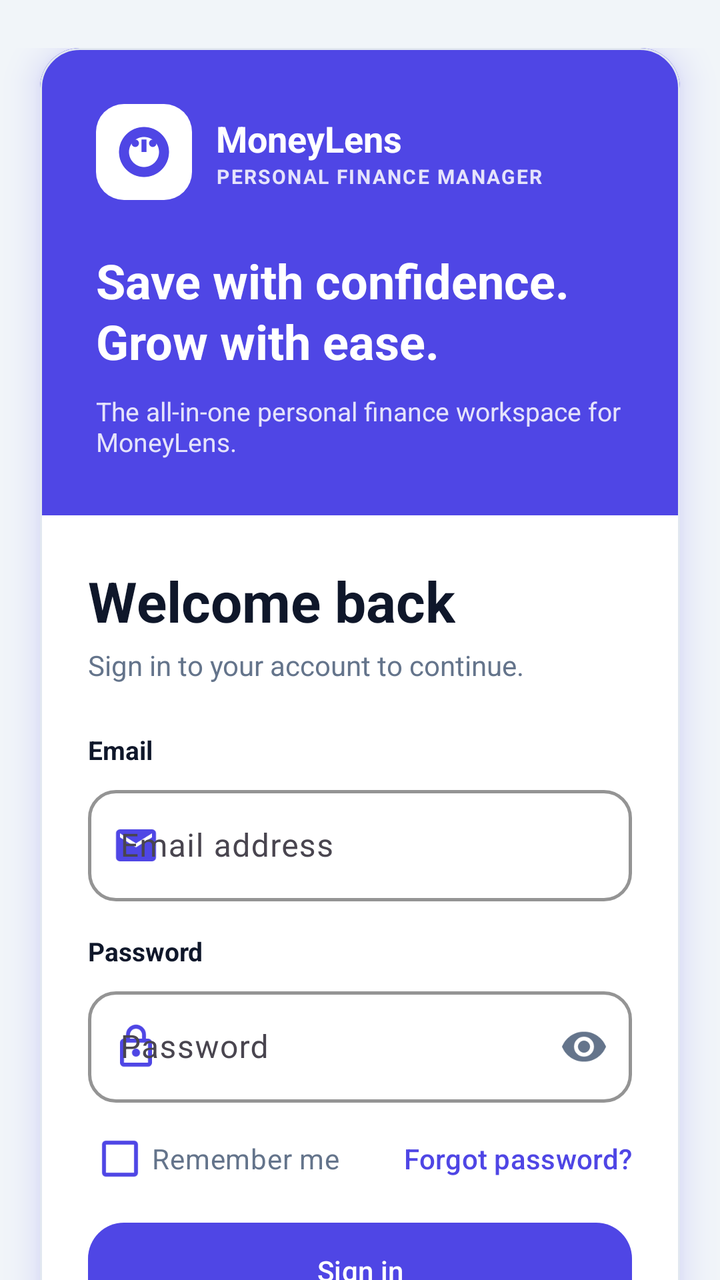
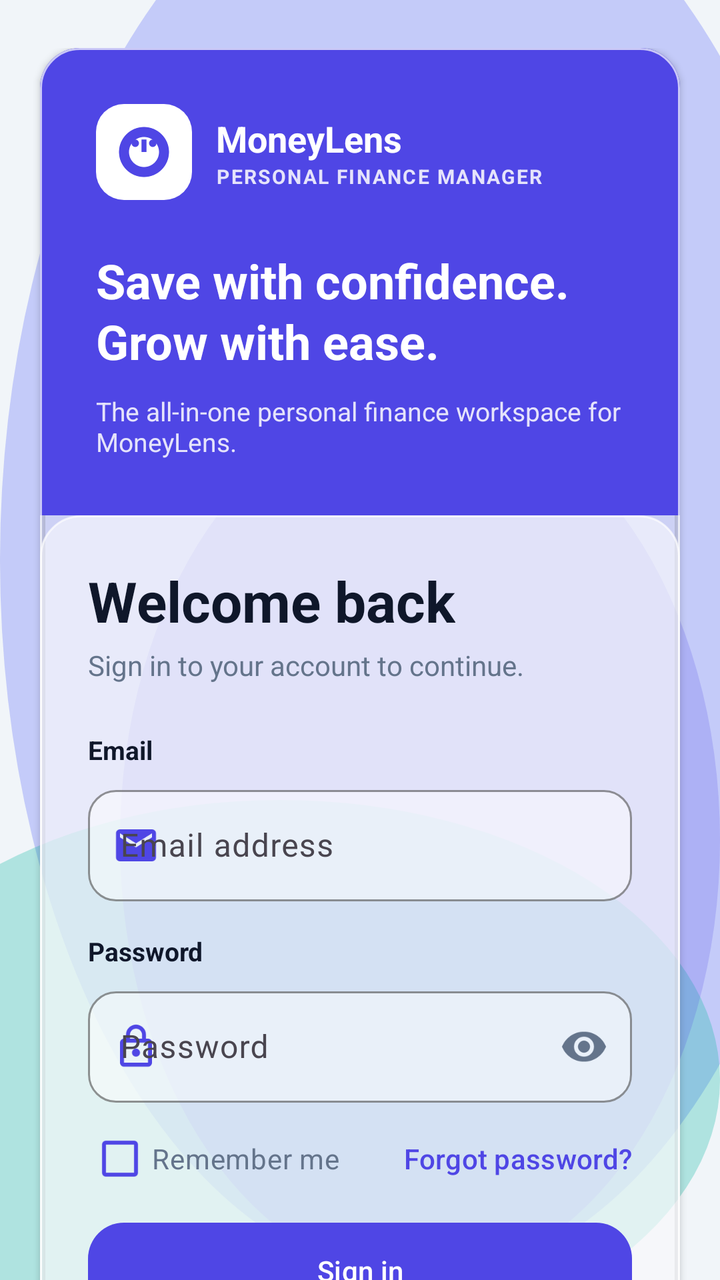

Two renders of the same Android screen: before a commit and after it. Below are the layout's source before the change and the commit's diff.
<!-- AndroidManifest.xml: application theme Theme.MoneyLens -->
<!-- res/layout/activity_login.xml -->
<?xml version="1.0" encoding="utf-8"?>
<androidx.constraintlayout.widget.ConstraintLayout xmlns:android="http://schemas.android.com/apk/res/android"
    xmlns:app="http://schemas.android.com/apk/res-auto"
    android:layout_width="match_parent"
    android:layout_height="match_parent"
    android:background="@color/colorBackground">

    <androidx.core.widget.NestedScrollView
        android:layout_width="match_parent"
        android:layout_height="match_parent"
        android:fillViewport="true">

        <LinearLayout
            android:layout_width="match_parent"
            android:layout_height="wrap_content"
            android:gravity="center"
            android:orientation="vertical"
            android:paddingTop="24dp"
            android:paddingBottom="24dp">

            
            <com.google.android.material.card.MaterialCardView
                android:id="@+id/cardLogin"
                style="@style/ClayCard"
                android:layout_width="match_parent"
                android:layout_height="wrap_content"
                android:layout_marginStart="@dimen/login_card_margin_h"
                android:layout_marginEnd="@dimen/login_card_margin_h">

                <LinearLayout
                    android:layout_width="match_parent"
                    android:layout_height="wrap_content"
                    android:orientation="vertical">

                    
                    <LinearLayout
                        android:layout_width="match_parent"
                        android:layout_height="wrap_content"
                        android:background="@color/colorPrimary"
                        android:orientation="vertical"
                        android:padding="28dp">

                        <LinearLayout
                            android:layout_width="wrap_content"
                            android:layout_height="wrap_content"
                            android:gravity="center_vertical"
                            android:orientation="horizontal">

                            <ImageView
                                android:id="@+id/imgAppLogo"
                                android:layout_width="48dp"
                                android:layout_height="48dp"
                                android:background="@drawable/bg_login_logo"
                                android:contentDescription="@string/app_name"
                                android:padding="9dp"
                                android:src="@drawable/ic_piggy_bank"
                                app:tint="@color/colorPrimary" />

                            <LinearLayout
                                android:layout_width="wrap_content"
                                android:layout_height="wrap_content"
                                android:layout_marginStart="12dp"
                                android:orientation="vertical">

                                <TextView
                                    android:layout_width="wrap_content"
                                    android:layout_height="wrap_content"
                                    android:text="@string/app_name"
                                    android:textColor="@color/colorSurface"
                                    android:textSize="18sp"
                                    android:textStyle="bold" />

                                <TextView
                                    android:layout_width="wrap_content"
                                    android:layout_height="wrap_content"
                                    android:letterSpacing="0.08"
                                    android:text="@string/brand_kicker"
                                    android:textColor="@color/onColorMuted"
                                    android:textSize="10sp"
                                    android:textStyle="bold" />
                            </LinearLayout>
                        </LinearLayout>

                        <TextView
                            android:layout_width="wrap_content"
                            android:layout_height="wrap_content"
                            android:layout_marginTop="24dp"
                            android:lineSpacingExtra="2dp"
                            android:text="@string/brand_headline"
                            android:textColor="@color/colorSurface"
                            android:textSize="24sp"
                            android:textStyle="bold" />

                        <TextView
                            android:layout_width="match_parent"
                            android:layout_height="wrap_content"
                            android:layout_marginTop="10dp"
                            android:text="@string/brand_subline"
                            android:textColor="@color/onColorMuted"
                            android:textSize="13sp" />
                    </LinearLayout>

                    
                    <LinearLayout
                        android:layout_width="match_parent"
                        android:layout_height="wrap_content"
                        android:background="@color/colorSurface"
                        android:orientation="vertical"
                        android:padding="24dp">

                        <TextView
                            android:id="@+id/txtWelcome"
                            android:layout_width="wrap_content"
                            android:layout_height="wrap_content"
                            android:text="@string/welcome_back"
                            android:textColor="@color/colorTextPrimary"
                            android:textSize="@dimen/text_size_welcome_title"
                            android:textStyle="bold" />

                        <TextView
                            android:id="@+id/txtTagline"
                            android:layout_width="wrap_content"
                            android:layout_height="wrap_content"
                            android:layout_marginTop="4dp"
                            android:text="@string/login_welcome_subtitle"
                            android:textColor="@color/colorTextSecondary"
                            android:textSize="14sp" />

                        
                        <TextView
                            android:layout_width="wrap_content"
                            android:layout_height="wrap_content"
                            android:layout_marginTop="24dp"
                            android:layout_marginBottom="6dp"
                            android:text="@string/login_email_label"
                            android:textColor="@color/colorTextPrimary"
                            android:textSize="13sp"
                            android:textStyle="bold" />

                        <com.google.android.material.textfield.TextInputLayout
                            android:id="@+id/tilEmail"
                            style="@style/ClayInput"
                            android:layout_width="match_parent"
                            android:layout_height="wrap_content"
                            android:hint="@string/email_hint"
                            app:startIconDrawable="@drawable/ic_email"
                            app:startIconTint="@color/colorPrimary">

                            <com.google.android.material.textfield.TextInputEditText
                                android:id="@+id/etEmail"
                                android:layout_width="match_parent"
                                android:layout_height="wrap_content"
                                android:inputType="textEmailAddress"
                                android:textColor="@color/colorTextPrimary" />
                        </com.google.android.material.textfield.TextInputLayout>

                        
                        <TextView
                            android:layout_width="wrap_content"
                            android:layout_height="wrap_content"
                            android:layout_marginTop="16dp"
                            android:layout_marginBottom="6dp"
                            android:text="@string/login_password_label"
                            android:textColor="@color/colorTextPrimary"
                            android:textSize="13sp"
                            android:textStyle="bold" />

                        <com.google.android.material.textfield.TextInputLayout
                            android:id="@+id/tilPassword"
                            style="@style/ClayInput"
                            android:layout_width="match_parent"
                            android:layout_height="wrap_content"
                            android:hint="@string/password_hint"
                            app:endIconMode="password_toggle"
                            app:endIconTint="@color/colorTextSecondary"
                            app:startIconDrawable="@drawable/ic_lock"
                            app:startIconTint="@color/colorPrimary">

                            <com.google.android.material.textfield.TextInputEditText
                                android:id="@+id/etPassword"
                                android:layout_width="match_parent"
                                android:layout_height="wrap_content"
                                android:inputType="textPassword"
                                android:textColor="@color/colorTextPrimary" />
                        </com.google.android.material.textfield.TextInputLayout>

                        
                        <LinearLayout
                            android:layout_width="match_parent"
                            android:layout_height="wrap_content"
                            android:layout_marginTop="4dp"
                            android:gravity="center_vertical"
                            android:orientation="horizontal">

                            <com.google.android.material.checkbox.MaterialCheckBox
                                android:id="@+id/cbRememberMe"
                                android:layout_width="wrap_content"
                                android:layout_height="wrap_content"
                                android:text="@string/remember_me"
                                android:textColor="@color/colorTextSecondary"
                                app:buttonTint="@color/colorPrimary" />

                            <com.google.android.material.button.MaterialButton
                                android:id="@+id/btnForgotPassword"
                                style="@style/Widget.Material3.Button.TextButton"
                                android:layout_width="wrap_content"
                                android:layout_height="wrap_content"
                                android:layout_weight="1"
                                android:gravity="end|center_vertical"
                                android:minWidth="0dp"
                                android:paddingStart="4dp"
                                android:paddingEnd="0dp"
                                android:text="@string/forgot_password"
                                android:textColor="@color/colorPrimary" />
                        </LinearLayout>

                        
                        <com.google.android.material.button.MaterialButton
                            android:id="@+id/btnSignIn"
                            style="@style/ClayButton"
                            android:layout_width="match_parent"
                            android:layout_height="wrap_content"
                            android:layout_marginTop="8dp"
                            android:text="@string/sign_in" />

                        
                        <LinearLayout
                            android:layout_width="match_parent"
                            android:layout_height="wrap_content"
                            android:layout_marginTop="20dp"
                            android:layout_marginBottom="20dp"
                            android:gravity="center"
                            android:orientation="horizontal">

                            <View
                                android:layout_width="0dp"
                                android:layout_height="1dp"
                                android:layout_weight="1"
                                android:background="@color/colorCardBorder" />

                            <TextView
                                android:layout_width="wrap_content"
                                android:layout_height="wrap_content"
                                android:layout_marginStart="16dp"
                                android:layout_marginEnd="16dp"
                                android:text="@string/or_divider"
                                android:textColor="@color/colorTextSecondary"
                                android:textSize="12sp"
                                android:textStyle="bold" />

                            <View
                                android:layout_width="0dp"
                                android:layout_height="1dp"
                                android:layout_weight="1"
                                android:background="@color/colorCardBorder" />
                        </LinearLayout>

                        
                        <com.google.android.material.button.MaterialButton
                            android:id="@+id/btnGoogleSignIn"
                            style="@style/Widget.Material3.Button.ElevatedButton"
                            android:layout_width="match_parent"
                            android:layout_height="wrap_content"
                            android:backgroundTint="@color/colorSurface"
                            android:text="@string/google_sign_in"
                            android:textColor="@color/colorTextPrimary"
                            app:icon="@drawable/ic_google"
                            app:iconTint="@null"
                            app:strokeColor="@color/colorCardBorder"
                            app:strokeWidth="1dp" />

                        
                        <com.google.android.material.button.MaterialButton
                            android:id="@+id/btnPhoneSignIn"
                            style="@style/Widget.Material3.Button.ElevatedButton"
                            android:layout_width="match_parent"
                            android:layout_height="wrap_content"
                            android:layout_marginTop="12dp"
                            android:backgroundTint="@color/colorSurface"
                            android:text="@string/phone_sign_in"
                            android:textColor="@color/colorTextPrimary"
                            app:strokeColor="@color/colorCardBorder"
                            app:strokeWidth="1dp" />

                        
                        <com.google.android.material.button.MaterialButton
                            android:id="@+id/btnGoToRegister"
                            style="@style/Widget.Material3.Button.TextButton"
                            android:layout_width="wrap_content"
                            android:layout_height="wrap_content"
                            android:layout_gravity="center"
                            android:layout_marginTop="16dp"
                            android:text="@string/no_account_prompt"
                            android:textColor="@color/colorPrimary" />
                    </LinearLayout>
                </LinearLayout>
            </com.google.android.material.card.MaterialCardView>
        </LinearLayout>
    </androidx.core.widget.NestedScrollView>

    
    <FrameLayout
        android:id="@+id/loaderOverlay"
        android:layout_width="match_parent"
        android:layout_height="match_parent"
        android:background="@color/colorScrim"
        android:visibility="gone"
        app:layout_constraintBottom_toBottomOf="parent"
        app:layout_constraintEnd_toEndOf="parent"
        app:layout_constraintStart_toStartOf="parent"
        app:layout_constraintTop_toTopOf="parent">

        <ProgressBar
            android:layout_width="wrap_content"
            android:layout_height="wrap_content"
            android:layout_gravity="center"
            android:indeterminateTint="@color/colorPrimary" />
    </FrameLayout>

</androidx.constraintlayout.widget.ConstraintLayout>
<!-- resources referenced by this layout -->
<resources>
  <style name="ClayButton" parent="Widget.Material3.Button">
          <item name="cornerRadius">@dimen/clay_button_radius</item>
          <item name="android:paddingVertical">14dp</item>
          <item name="backgroundTint">@color/colorPrimary</item>
          <item name="android:textColor">@color/colorOnPrimary</item>
          <item name="iconTint">@color/colorOnPrimary</item>
          <item name="android:elevation">6dp</item>
          <item name="android:outlineSpotShadowColor" tools:targetApi="p">@color/colorPrimaryShadow</item>
          <item name="android:insetTop">0dp</item>
          <item name="android:insetBottom">0dp</item>
      </style>
  <style name="ClayCard" parent="Widget.Material3.CardView.Elevated">
          <item name="cardCornerRadius">@dimen/clay_card_radius</item>
          <item name="cardElevation">10dp</item>
          <item name="android:stateListAnimator">@null</item>
          <item name="strokeColor">@color/colorCardBorder</item>
          <item name="strokeWidth">1dp</item>
          <item name="cardBackgroundColor">@color/colorSurface</item>
          <item name="android:outlineSpotShadowColor" tools:targetApi="p">@color/colorPrimary</item>
          <item name="android:outlineAmbientShadowColor" tools:targetApi="p">@color/colorPrimary</item>
      </style>
  <style name="ClayInput" parent="Widget.Material3.TextInputLayout.OutlinedBox">
          <item name="boxCornerRadiusTopStart">@dimen/clay_input_radius</item>
          <item name="boxCornerRadiusTopEnd">@dimen/clay_input_radius</item>
          <item name="boxCornerRadiusBottomStart">@dimen/clay_input_radius</item>
          <item name="boxCornerRadiusBottomEnd">@dimen/clay_input_radius</item>
          <item name="boxStrokeColor">@color/colorCardBorder</item>
          <item name="boxStrokeWidth">1.5dp</item>
          <item name="boxStrokeWidthFocused">2.5dp</item>
          <item name="boxBackgroundColor">@color/colorSurface</item>
          <item name="hintTextColor">@color/colorPrimary</item>
      </style>
  <color name="colorPrimaryShadow">#3730A3</color>
  <style name="Base.Theme.MoneyLens" parent="Theme.Material3.Light.NoActionBar">
          
          <item name="colorPrimary">@color/colorPrimary</item>
          <item name="colorOnPrimary">@color/colorOnPrimary</item>
          <item name="colorSecondary">@color/colorSecondary</item>
          <item name="colorError">@color/colorDanger</item>
          <item name="android:windowBackground">@color/colorBackground</item>
          <item name="colorSurface">@color/colorSurface</item>
          <item name="android:colorBackground">@color/colorBackground</item>
          <item name="colorOnSurface">@color/colorTextPrimary</item>
  
          
          <item name="android:statusBarColor">@color/colorBackground</item>
          <item name="android:windowLightStatusBar" tools:targetApi="m">true</item>
          <item name="android:navigationBarColor">@color/colorBackground</item>
      </style>
  <!-- unchanged entries left out for length: 39 -->
</resources>

<!-- the commit's change to res/layout/activity_login.xml (unified diff, before → after) -->
@@ -3,7 +3,7 @@
     xmlns:app="http://schemas.android.com/apk/res-auto"
     android:layout_width="match_parent"
     android:layout_height="match_parent"
-    android:background="@color/colorBackground">
+    android:background="@drawable/bg_mesh_gradient">
 
     <androidx.core.widget.NestedScrollView
         android:layout_width="match_parent"
@@ -104,7 +104,7 @@
                     <LinearLayout
                         android:layout_width="match_parent"
                         android:layout_height="wrap_content"
-                        android:background="@color/colorSurface"
+                        android:background="@drawable/bg_glass_card"
                         android:orientation="vertical"
                         android:padding="24dp">
 
<!-- resource entries referenced after the edit -->
@@ -1,40 +1,81 @@
 <!-- resources referenced by this layout -->
 <resources>
+  <!-- drawable bg_glass_card (drawable) -->
+  <?xml version="1.0" encoding="utf-8"?>
+  <shape xmlns:android="http://schemas.android.com/apk/res/android"
+      android:shape="rectangle">
+      <solid android:color="@color/glassCardBg" />
+      <corners android:radius="20dp" />
+      <stroke android:width="1dp" android:color="@color/glassCardBorder" />
+  </shape>
+  <!-- drawable bg_mesh_gradient (drawable) -->
+  <?xml version="1.0" encoding="utf-8"?>
+  <layer-list xmlns:android="http://schemas.android.com/apk/res/android">
+      
+      <item>
+          <shape android:shape="rectangle">
+              <solid android:color="@color/colorBackground" />
+          </shape>
+      </item>
+      
+      <item android:top="-80dp" android:right="-60dp">
+          <shape android:shape="oval">
+              <solid android:color="@color/glassMeshOrb1" />
+              <size android:width="280dp" android:height="280dp" />
+          </shape>
+      </item>
+      
+      <item android:bottom="-40dp" android:left="-80dp" android:top="400dp">
+          <shape android:shape="oval">
+              <solid android:color="@color/glassMeshOrb2" />
+              <size android:width="240dp" android:height="240dp" />
+          </shape>
+      </item>
+      
+      <item android:top="200dp" android:left="60dp">
+          <shape android:shape="oval">
+              <solid android:color="@color/glassMeshOrb3" />
+              <size android:width="200dp" android:height="200dp" />
+          </shape>
+      </item>
+  </layer-list>
   <style name="ClayButton" parent="Widget.Material3.Button">
           <item name="cornerRadius">@dimen/clay_button_radius</item>
           <item name="android:paddingVertical">14dp</item>
           <item name="backgroundTint">@color/colorPrimary</item>
           <item name="android:textColor">@color/colorOnPrimary</item>
           <item name="iconTint">@color/colorOnPrimary</item>
-          <item name="android:elevation">6dp</item>
-          <item name="android:outlineSpotShadowColor" tools:targetApi="p">@color/colorPrimaryShadow</item>
+          <item name="android:elevation">4dp</item>
           <item name="android:insetTop">0dp</item>
           <item name="android:insetBottom">0dp</item>
       </style>
   <style name="ClayCard" parent="Widget.Material3.CardView.Elevated">
           <item name="cardCornerRadius">@dimen/clay_card_radius</item>
-          <item name="cardElevation">10dp</item>
+          <item name="cardElevation">2dp</item>
           <item name="android:stateListAnimator">@null</item>
-          <item name="strokeColor">@color/colorCardBorder</item>
+          <item name="strokeColor">@color/glassCardBorder</item>
           <item name="strokeWidth">1dp</item>
-          <item name="cardBackgroundColor">@color/colorSurface</item>
-          <item name="android:outlineSpotShadowColor" tools:targetApi="p">@color/colorPrimary</item>
-          <item name="android:outlineAmbientShadowColor" tools:targetApi="p">@color/colorPrimary</item>
+          <item name="cardBackgroundColor">@color/glassCardBg</item>
       </style>
   <style name="ClayInput" parent="Widget.Material3.TextInputLayout.OutlinedBox">
           <item name="boxCornerRadiusTopStart">@dimen/clay_input_radius</item>
           <item name="boxCornerRadiusTopEnd">@dimen/clay_input_radius</item>
           <item name="boxCornerRadiusBottomStart">@dimen/clay_input_radius</item>
           <item name="boxCornerRadiusBottomEnd">@dimen/clay_input_radius</item>
-          <item name="boxStrokeColor">@color/colorCardBorder</item>
-          <item name="boxStrokeWidth">1.5dp</item>
-          <item name="boxStrokeWidthFocused">2.5dp</item>
-          <item name="boxBackgroundColor">@color/colorSurface</item>
+          <item name="boxStrokeColor">@color/glassInputBorder</item>
+          <item name="boxStrokeWidth">1dp</item>
+          <item name="boxStrokeWidthFocused">2dp</item>
+          <item name="boxBackgroundColor">@color/glassInputBg</item>
           <item name="hintTextColor">@color/colorPrimary</item>
       </style>
-  <color name="colorPrimaryShadow">#3730A3</color>
+  <color name="glassCardBg">#8CFFFFFF</color>
+  <color name="glassCardBorder">#B3FFFFFF</color>
+  <color name="glassMeshOrb1">#66818CF8</color>
+  <color name="glassMeshOrb2">#4D14B8A6</color>
+  <color name="glassMeshOrb3">#334F46E5</color>
+  <color name="glassInputBorder">#A6FFFFFF</color>
+  <color name="glassInputBg">#80FFFFFF</color>
   <style name="Base.Theme.MoneyLens" parent="Theme.Material3.Light.NoActionBar">
-          
           <item name="colorPrimary">@color/colorPrimary</item>
           <item name="colorOnPrimary">@color/colorOnPrimary</item>
           <item name="colorSecondary">@color/colorSecondary</item>
@@ -45,9 +86,10 @@
           <item name="colorOnSurface">@color/colorTextPrimary</item>
   
           
-          <item name="android:statusBarColor">@color/colorBackground</item>
+          <item name="android:statusBarColor">@android:color/transparent</item>
           <item name="android:windowLightStatusBar" tools:targetApi="m">true</item>
-          <item name="android:navigationBarColor">@color/colorBackground</item>
+          <item name="android:navigationBarColor">@android:color/transparent</item>
+          <item name="android:windowDrawsSystemBarBackgrounds">true</item>
       </style>
   <!-- unchanged entries left out for length: 39 -->
 </resources>
